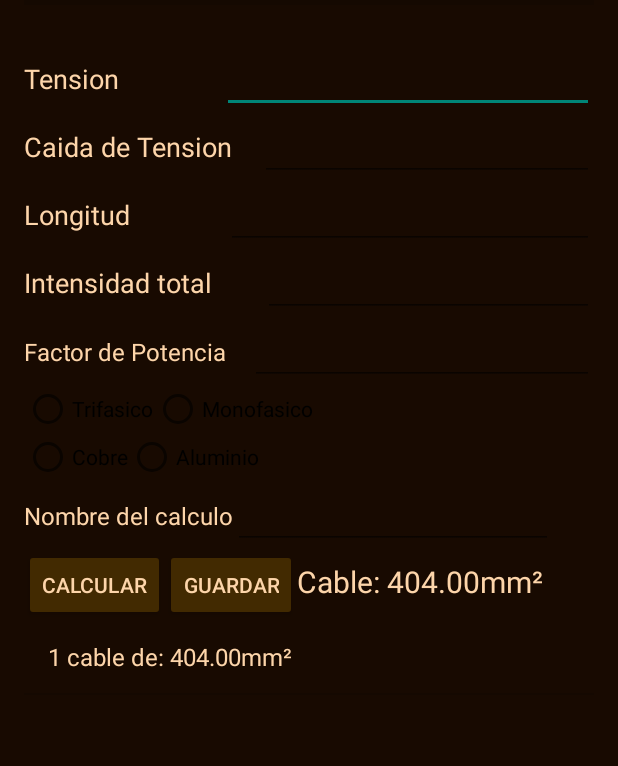
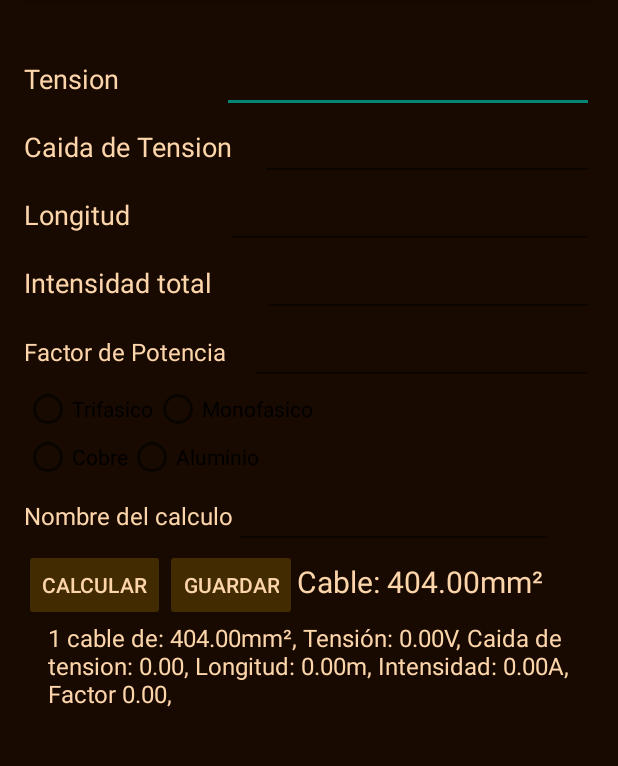
Before and after one commit to EnemyCode/Calculadora-electrica, an Android app: the screen it shows after launch (MainActivity), after a tap on "GUARDAR", on a phone screen of 412 x 824 dp, the part 73-839 px from its top. Run offline under Robolectric (Android 15) with nearby library versions, the phone set to English and light mode, and no system bars; 1 statement that could not run was skipped; 1 other tap on this screen came first.

Commit message:
xml added to project.

```diff
--- a/app/src/main/AndroidManifest.xml
+++ b/app/src/main/AndroidManifest.xml
@@ -1,7 +1,6 @@
 <?xml version="1.0" encoding="utf-8"?>
 <manifest xmlns:android="http://schemas.android.com/apk/res/android"
     xmlns:tools="http://schemas.android.com/tools">
-
     <application
         android:allowBackup="true"
         android:dataExtractionRules="@xml/data_extraction_rules"
@@ -11,7 +10,9 @@
         android:roundIcon="@mipmap/ic_mainico"
         android:supportsRtl="true"
         android:theme="@style/Theme.CaluladoraElectrica"
+        android:requestLegacyExternalStorage="true"
         tools:targetApi="31">
+
         <activity
             android:name=".MainActivity"
             android:exported="true">
--- /dev/null
+++ b/app/src/main/java/com/example/calculadoraelectrica/GenerarXML.java
@@ -0,0 +1,60 @@
+package com.example.calculadoraelectrica;
+
+
+
+import android.os.Environment;
+
+import javax.xml.parsers.DocumentBuilder;
+import javax.xml.parsers.DocumentBuilderFactory;
+import javax.xml.parsers.ParserConfigurationException;
+import javax.xml.transform.Result;
+import javax.xml.transform.Source;
+import javax.xml.transform.Transformer;
+import javax.xml.transform.TransformerConfigurationException;
+import javax.xml.transform.TransformerException;
+import javax.xml.transform.TransformerFactory;
+import javax.xml.transform.dom.DOMSource;
+import javax.xml.transform.stream.StreamResult;
+
+import org.w3c.dom.Document;
+import org.w3c.dom.Element;
+
+import java.io.File;
+import java.io.FileWriter;
+import java.io.IOException;
+import java.io.PrintWriter;
+
+public class GenerarXML {
+    private Document documet;
+
+    public GenerarXML() throws ParserConfigurationException{
+        DocumentBuilderFactory fabrica = DocumentBuilderFactory.newInstance();
+        DocumentBuilder construct = fabrica.newDocumentBuilder();
+        documet = construct.newDocument();
+    }
+
+    public void generarDocumento(){
+        Element elemento = documet.createElement("calculos");
+        documet.appendChild(elemento);
+
+        Element calculo = documet.createElement("Calc");
+        Element calculo1 = documet.createElement("Calc");
+        Element calculo2 = documet.createElement("Calc");
+        Element calculo3 = documet.createElement("Calc");
+        Element calculo4 = documet.createElement("Calc");
+
+
+    }
+
+    public void crearDocumento(String pathXml) throws TransformerException, IOException {
+        TransformerFactory factoria = TransformerFactory.newInstance();
+        Transformer transformer =  factoria.newTransformer();
+
+        Source source = new DOMSource(documet);
+        File file = new File(pathXml,"CalculadoraElectricaBackupXML.txt");
+        FileWriter fwr = new FileWriter(file);
+        PrintWriter pr = new PrintWriter(fwr);
+        Result result = new StreamResult(pr);
+        transformer.transform(source, result);
+    }
+}
--- a/app/src/main/java/com/example/calculadoraelectrica/MainActivity.java
+++ b/app/src/main/java/com/example/calculadoraelectrica/MainActivity.java
@@ -21,8 +21,14 @@ import androidx.core.view.WindowInsetsCompat;
 
 import com.google.android.material.color.DynamicColors;
 
+import org.w3c.dom.Document;
+
+import java.io.IOException;
 import java.text.DecimalFormat;
 import java.util.ArrayList;
+
+import javax.xml.parsers.ParserConfigurationException;
+import javax.xml.transform.TransformerException;
 
 public class MainActivity extends AppCompatActivity {
 
@@ -69,9 +75,21 @@ public class MainActivity extends AppCompatActivity {
 
         this.deleteDatabase(BBDD_NAME);
         dataBaseConnection = new Conexion(this, BBDD_NAME, null, 1);
+
+        try {
+            GenerarXML generador = new GenerarXML();
+            generador.generarDocumento();
+            String path = getExternalFilesDir(null).getAbsolutePath();
+            generador.crearDocumento(path);
+            Toast.makeText(MainActivity.this,path, Toast.LENGTH_LONG).show();
+        } catch (ParserConfigurationException | IOException | TransformerException | NullPointerException e) {
+            throw new RuntimeException(e);
+        }
+
     }
 
     //BOTONES Y SEÑALES
+
     @SuppressLint("SetTextI18n")
     public void calcularButton(View v){
         try {
@@ -87,7 +105,6 @@ public class MainActivity extends AppCompatActivity {
 
             bdview.setAdapter(null);
             toListView.clear();
-
 
             DBopen();
             ContentValues nuevoRegistro = new ContentValues();
@@ -110,8 +127,9 @@ public class MainActivity extends AppCompatActivity {
 
             while (c.moveToNext()){
 
-                @SuppressLint("DefaultLocale") String query = String.format("%d %s %.2fmm²",c.getInt(0),
-                        c.getString(1),c.getDouble(7));
+                @SuppressLint("DefaultLocale") String query = String.format("%d %s %.2fmm², Tensión: %.2fV, Caida de tension: %.2f, Longitud: %.2fm, Intensidad: %.2fA, Factor %.2f,",c.getInt(0),
+                        c.getString(1),c.getDouble(7),c.getDouble(2),c.getDouble(3),c.getDouble(4),
+                        c.getDouble(5),c.getDouble(6));
                 toListView.add(query);
             }
             c.close();
```
